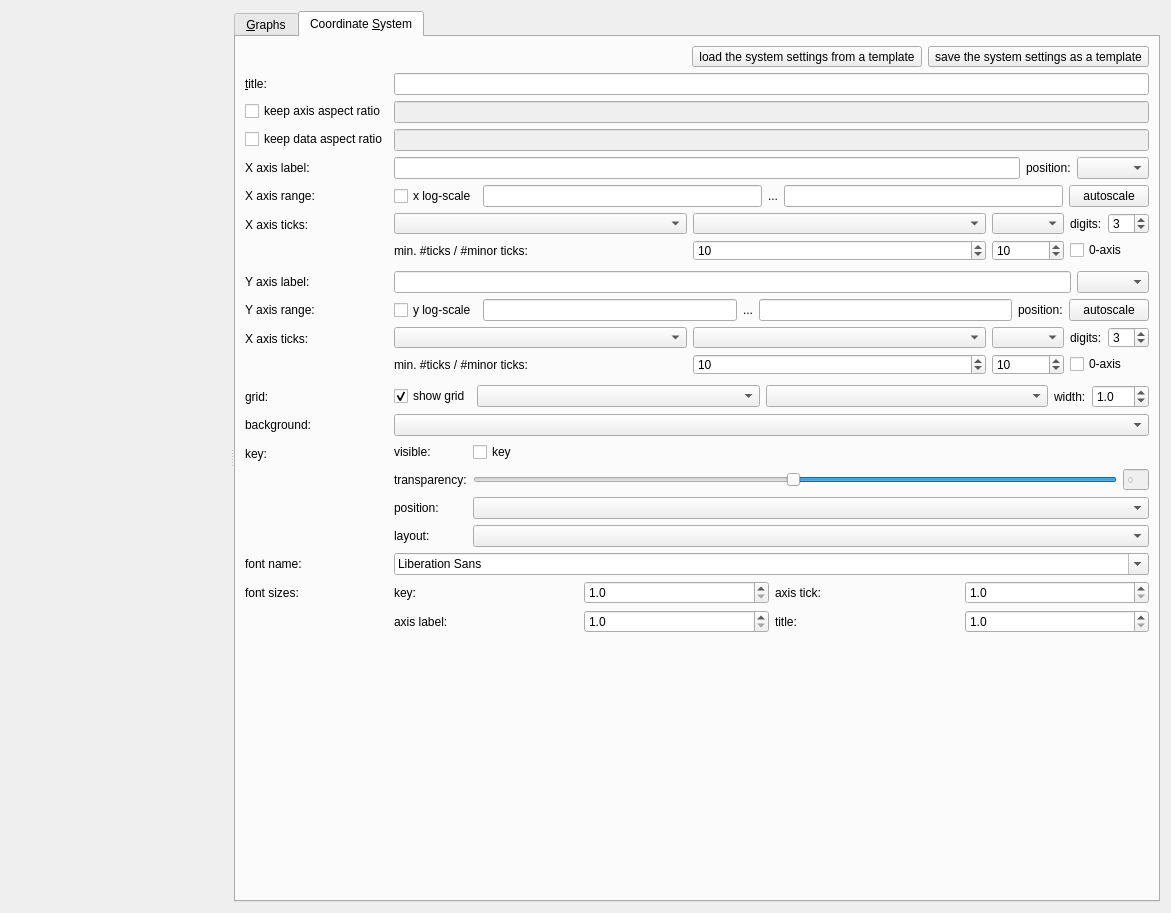
jkriege2/QuickFit3, file plugins/table/qfrdrtableplotwidget.ui: the form before one commit.
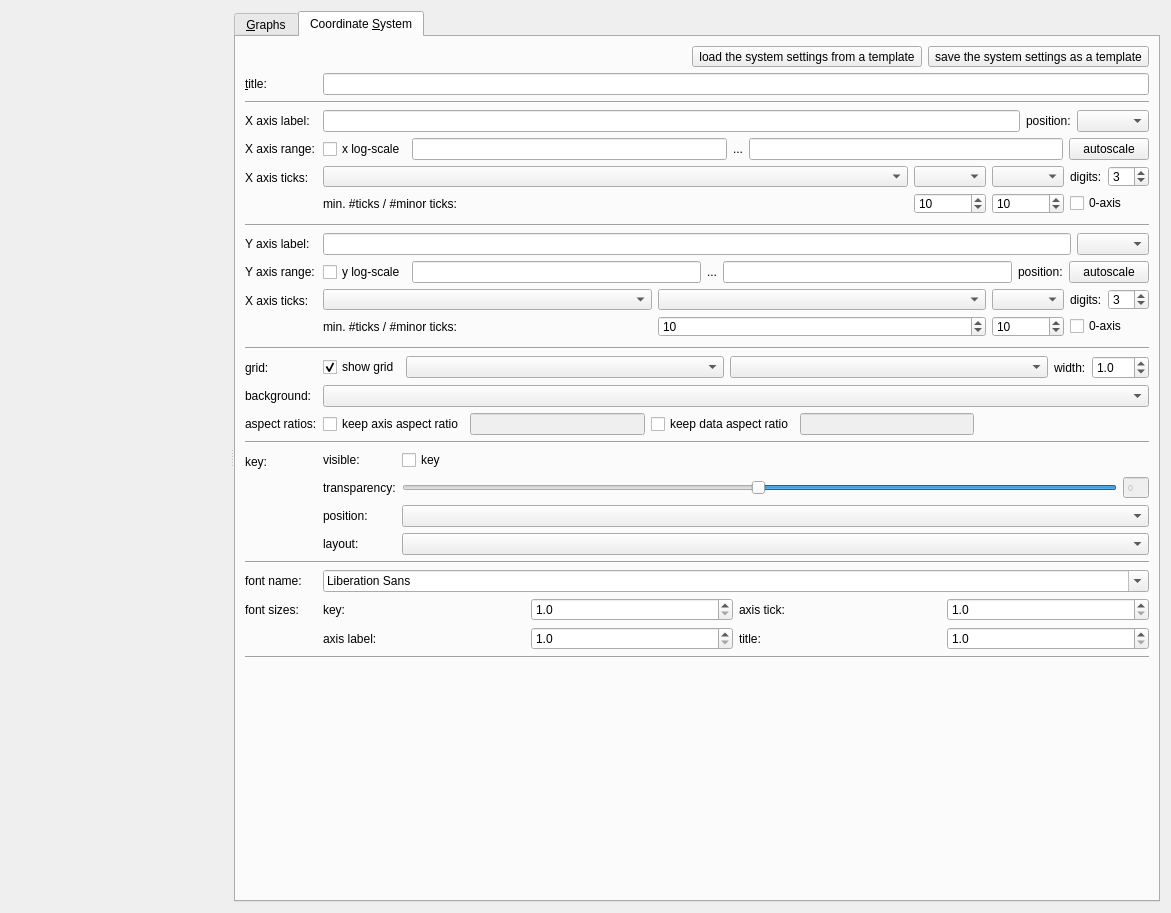
The form after the commit. Icons and pictures are not drawn. Custom widgets are drawn as their Qt base class.

Patch:
```diff
--- a/plugins/table/qfrdrtableplotwidget.ui
+++ b/plugins/table/qfrdrtableplotwidget.ui
@@ -1558,6 +1558,9 @@
         <string>Coordinate &amp;System</string>
        </attribute>
        <layout class="QFormLayout" name="formLayout_3">
+        <property name="fieldGrowthPolicy">
+         <enum>QFormLayout::AllNonFixedFieldsGrow</enum>
+        </property>
         <item row="0" column="1">
          <widget class="QWidget" name="widSaveCoordSettings" native="true">
           <layout class="QHBoxLayout" name="horizontalLayout_14">
@@ -1622,43 +1625,10 @@
           </property>
          </widget>
         </item>
-        <item row="2" column="0">
-         <widget class="QCheckBox" name="chkKeepAxisAspect">
-          <property name="text">
-           <string>keep axis aspect ratio</string>
-          </property>
-         </widget>
-        </item>
-        <item row="2" column="1">
-         <widget class="QFDoubleEdit" name="edtDataAspect">
-          <property name="enabled">
-           <bool>false</bool>
-          </property>
-          <property name="sizePolicy">
-           <sizepolicy hsizetype="MinimumExpanding" vsizetype="Fixed">
-            <horstretch>0</horstretch>
-            <verstretch>0</verstretch>
-           </sizepolicy>
-          </property>
-         </widget>
-        </item>
-        <item row="3" column="0">
-         <widget class="QCheckBox" name="chkKeepDataAspect">
-          <property name="text">
-           <string>keep data aspect ratio</string>
-          </property>
-         </widget>
-        </item>
-        <item row="3" column="1">
-         <widget class="QFDoubleEdit" name="edtAxisAspect">
-          <property name="enabled">
-           <bool>false</bool>
-          </property>
-          <property name="sizePolicy">
-           <sizepolicy hsizetype="MinimumExpanding" vsizetype="Fixed">
-            <horstretch>0</horstretch>
-            <verstretch>0</verstretch>
-           </sizepolicy>
+        <item row="2" column="0" colspan="2">
+         <widget class="Line" name="line_2">
+          <property name="orientation">
+           <enum>Qt::Horizontal</enum>
           </property>
          </widget>
         </item>
@@ -1762,7 +1732,7 @@
          </widget>
         </item>
         <item row="6" column="1">
-         <layout class="QGridLayout" name="gridLayout_5" columnstretch="1,1,0,0,0" columnminimumwidth="0,0,0,0,0">
+         <layout class="QGridLayout" name="gridLayout_5" columnstretch="1,0,0,0,0">
           <item row="0" column="0">
            <widget class="JKQTPCAdrawModeComboBox" name="cmbXMode1"/>
           </item>
@@ -1819,7 +1789,14 @@
           </item>
          </layout>
         </item>
-        <item row="7" column="0">
+        <item row="7" column="0" colspan="2">
+         <widget class="Line" name="line_3">
+          <property name="orientation">
+           <enum>Qt::Horizontal</enum>
+          </property>
+         </widget>
+        </item>
+        <item row="8" column="0">
          <widget class="QLabel" name="label_8">
           <property name="text">
            <string>Y axis label:</string>
@@ -1829,7 +1806,7 @@
           </property>
          </widget>
         </item>
-        <item row="7" column="1">
+        <item row="8" column="1">
          <layout class="QHBoxLayout" name="horizontalLayout_17" stretch="1,0">
           <item>
            <widget class="QLineEdit" name="edtYLabel">
@@ -1846,7 +1823,7 @@
           </item>
          </layout>
         </item>
-        <item row="8" column="0">
+        <item row="9" column="0">
          <widget class="QLabel" name="label_11">
           <property name="text">
            <string>Y axis range:</string>
@@ -1856,7 +1833,7 @@
           </property>
          </widget>
         </item>
-        <item row="8" column="1">
+        <item row="9" column="1">
          <layout class="QHBoxLayout" name="horizontalLayout_4">
           <item>
            <widget class="QCheckBox" name="chkLogY">
@@ -1908,7 +1885,7 @@
           </item>
          </layout>
         </item>
-        <item row="9" column="0">
+        <item row="10" column="0">
          <widget class="QLabel" name="label_22">
           <property name="text">
            <string>X axis ticks:</string>
@@ -1918,7 +1895,7 @@
           </property>
          </widget>
         </item>
-        <item row="9" column="1">
+        <item row="10" column="1">
          <layout class="QGridLayout" name="gridLayout_6" columnstretch="1,1,0,0,0" columnminimumwidth="0,0,0,0,0">
           <item row="0" column="0">
            <widget class="JKQTPCAdrawModeComboBox" name="cmbYMode1"/>
@@ -1973,7 +1950,14 @@
           </item>
          </layout>
         </item>
-        <item row="10" column="0">
+        <item row="11" column="0" colspan="2">
+         <widget class="Line" name="line_4">
+          <property name="orientation">
+           <enum>Qt::Horizontal</enum>
+          </property>
+         </widget>
+        </item>
+        <item row="12" column="0">
          <widget class="QLabel" name="label_16">
           <property name="text">
            <string>grid:</string>
@@ -1983,7 +1967,7 @@
           </property>
          </widget>
         </item>
-        <item row="10" column="1">
+        <item row="12" column="1">
          <layout class="QHBoxLayout" name="horizontalLayout_18" stretch="0,1,1,0,0">
           <item>
            <widget class="QCheckBox" name="chkGrid">
@@ -2034,7 +2018,7 @@
           </item>
          </layout>
         </item>
-        <item row="11" column="0">
+        <item row="16" column="0">
          <widget class="QLabel" name="label_25">
           <property name="text">
            <string>background:</string>
@@ -2044,14 +2028,14 @@
           </property>
          </widget>
         </item>
-        <item row="11" column="1">
+        <item row="16" column="1">
          <widget class="ColorComboBox" name="cmbBackgroundColor">
           <property name="enabled">
            <bool>true</bool>
           </property>
          </widget>
         </item>
-        <item row="12" column="0">
+        <item row="19" column="0">
          <widget class="QLabel" name="label_15">
           <property name="text">
            <string>key:</string>
@@ -2061,7 +2045,7 @@
           </property>
          </widget>
         </item>
-        <item row="12" column="1">
+        <item row="19" column="1">
          <layout class="QFormLayout" name="formLayout_2">
           <item row="0" column="0">
            <widget class="QLabel" name="label_37">
@@ -2197,7 +2181,7 @@
           </item>
          </layout>
         </item>
-        <item row="13" column="0">
+        <item row="21" column="0">
          <widget class="QLabel" name="label_17">
           <property name="text">
            <string>font name:</string>
@@ -2207,7 +2191,7 @@
           </property>
          </widget>
         </item>
-        <item row="13" column="1">
+        <item row="21" column="1">
          <widget class="QFontComboBox" name="cmbFontname">
           <property name="sizePolicy">
            <sizepolicy hsizetype="MinimumExpanding" vsizetype="Fixed">
@@ -2217,7 +2201,7 @@
           </property>
          </widget>
         </item>
-        <item row="14" column="0">
+        <item row="22" column="0">
          <widget class="QLabel" name="label_23">
           <property name="text">
            <string>font sizes:</string>
@@ -2227,7 +2211,7 @@
           </property>
          </widget>
         </item>
-        <item row="14" column="1">
+        <item row="22" column="1">
          <layout class="QGridLayout" name="gridLayout_4">
           <item row="0" column="0">
            <widget class="QLabel" name="label_18">
@@ -2335,6 +2319,94 @@
           </item>
          </layout>
         </item>
+        <item row="18" column="0" colspan="2">
+         <widget class="Line" name="line_5">
+          <property name="orientation">
+           <enum>Qt::Horizontal</enum>
+          </property>
+         </widget>
+        </item>
+        <item row="20" column="0" colspan="2">
+         <widget class="Line" name="line_6">
+          <property name="orientation">
+           <enum>Qt::Horizontal</enum>
+          </property>
+         </widget>
+        </item>
+        <item row="23" column="0" colspan="2">
+         <widget class="Line" name="line_7">
+          <property name="orientation">
+           <enum>Qt::Horizontal</enum>
+          </property>
+         </widget>
+        </item>
+        <item row="17" column="0">
+         <widget class="QLabel" name="label_53">
+          <property name="text">
+           <string>aspect ratios:</string>
+          </property>
+          <property name="buddy">
+           <cstring>spinKeyFontSize</cstring>
+          </property>
+         </widget>
+        </item>
+        <item row="17" column="1">
+         <layout class="QHBoxLayout" name="horizontalLayout_5">
+          <item>
+           <widget class="QCheckBox" name="chkKeepAxisAspect">
+            <property name="text">
+             <string>keep axis aspect ratio</string>
+            </property>
+           </widget>
+          </item>
+          <item>
+           <widget class="QFDoubleEdit" name="edtDataAspect">
+            <property name="enabled">
+             <bool>false</bool>
+            </property>
+            <property name="sizePolicy">
+             <sizepolicy hsizetype="MinimumExpanding" vsizetype="Fixed">
+              <horstretch>0</horstretch>
+              <verstretch>0</verstretch>
+             </sizepolicy>
+            </property>
+           </widget>
+          </item>
+          <item>
+           <widget class="QCheckBox" name="chkKeepDataAspect">
+            <property name="text">
+             <string>keep data aspect ratio</string>
+            </property>
+           </widget>
+          </item>
+          <item>
+           <widget class="QFDoubleEdit" name="edtAxisAspect">
+            <property name="enabled">
+             <bool>false</bool>
+            </property>
+            <property name="sizePolicy">
+             <sizepolicy hsizetype="MinimumExpanding" vsizetype="Fixed">
+              <horstretch>0</horstretch>
+              <verstretch>0</verstretch>
+             </sizepolicy>
+            </property>
+           </widget>
+          </item>
+          <item>
+           <spacer name="horizontalSpacer_3">
+            <property name="orientation">
+             <enum>Qt::Horizontal</enum>
+            </property>
+            <property name="sizeHint" stdset="0">
+             <size>
+              <width>40</width>
+              <height>20</height>
+             </size>
+            </property>
+           </spacer>
+          </item>
+         </layout>
+        </item>
        </layout>
       </widget>
      </widget>
```
Left out of the diff: 34 changed lines with no effect on the pictures.
